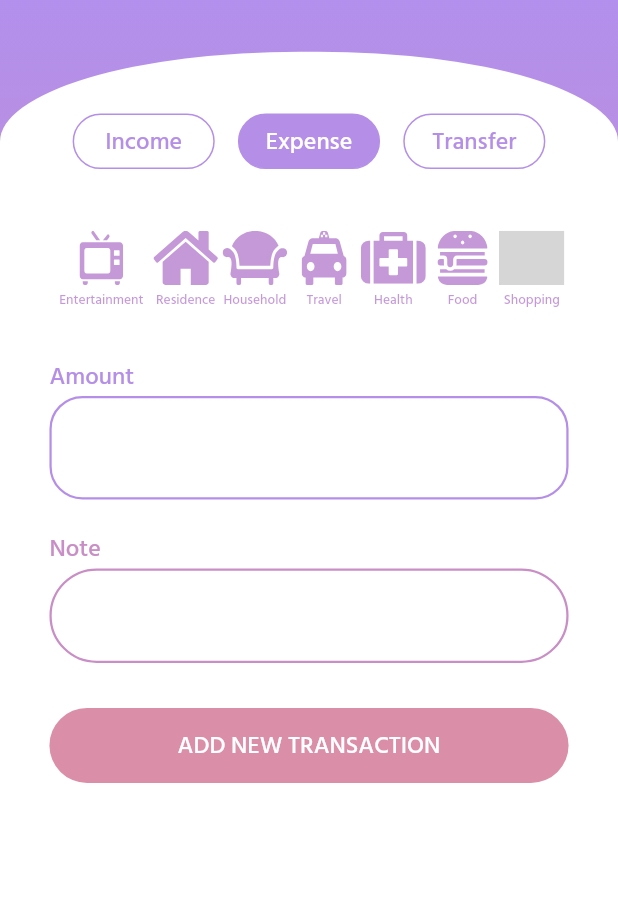
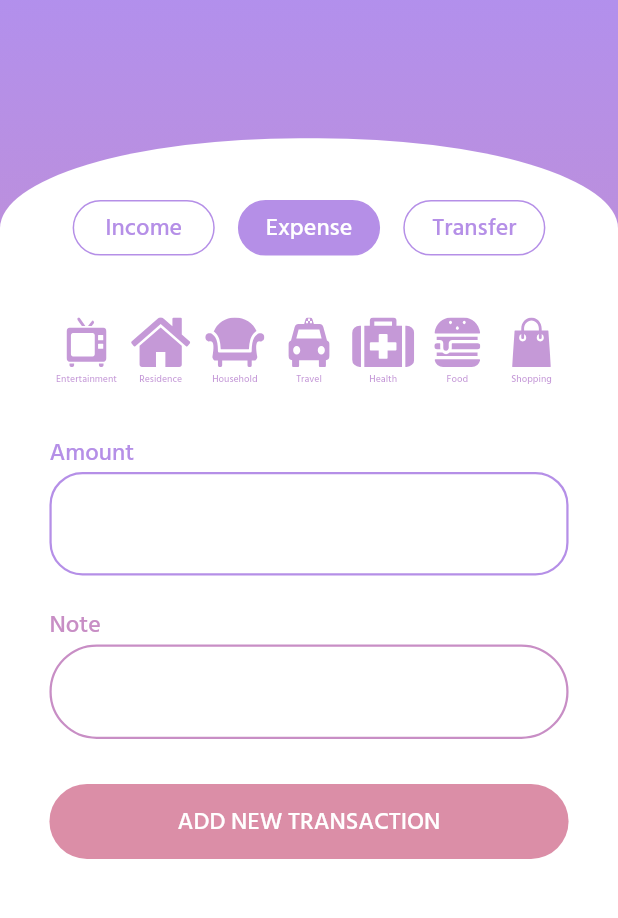
Before and after one commit to supawadee0789/goodwallet_app, a Flutter app: the ManualIncome screen opened directly with empty values, after a tap on "Expense", on a phone screen of 412 x 824 dp, the part 109-1027 px from its top. Run offline on Flutter 3.47's test engine with Material 2 defaults, Android fonts, the phone set to English and light mode, and no system bars; our stand-ins replace auto_size_text, carousel_slider, cloud_firestore, firebase_core, flutter_slidable, flutter_svg and 2 more; missing offline and left inert: flutter_page_transition, menu_button; accounts and stored records are empty; grey boxes are pictures that could not be loaded.

Commit message:
- add slide sign for class slider - fix checkType function - change height of wallet list

```diff
--- a/lib/Manual_income.dart
+++ b/lib/Manual_income.dart
@@ -45,7 +45,7 @@ class _ManualIncomeState extends State<ManualIncome> {
                     vertical: MediaQuery.of(context).size.height * 0.05,
                     horizontal: MediaQuery.of(context).size.width * 0.08),
                 alignment: Alignment.topCenter,
-                height: _screenHeight * 0.87,
+                height: _screenHeight * 0.8,
                 decoration: BoxDecoration(
                     color: Colors.white,
                     borderRadius:
--- a/lib/Wallet.dart
+++ b/lib/Wallet.dart
@@ -35,7 +35,7 @@ class _WalletState extends State<Wallet> {
               TotalCard(),
               Expanded(
                 child: Container(
-                  margin: EdgeInsets.only(top: 30, bottom: 50),
+                  margin: EdgeInsets.only(top: 30),
                   child: WalletList(),
                   width: MediaQuery.of(context).size.width * 0.83,
                 ),
--- a/lib/components/Manual_expense_component.dart
+++ b/lib/components/Manual_expense_component.dart
@@ -6,7 +6,7 @@ Widget expenseClass(type, title) {
   return Column(
     children: [
       Container(
-        height: 36,
+        height: 33,
         child: SvgPicture.asset(
           './images/$type.svg',
           color: Color(0xff8C35B1),
@@ -16,7 +16,7 @@ Widget expenseClass(type, title) {
       SizedBox(height: 3),
       Text(
         title,
-        style: TextStyle(color: Color(0xff8C35B1), fontSize: 9),
+        style: TextStyle(color: Color(0xff8C35B1), fontSize: 6.5),
       )
     ],
   );
@@ -76,7 +76,6 @@ class _ExpenseComponentState extends State<ExpenseComponent> {
             mainAxisAlignment: MainAxisAlignment.spaceEvenly,
             children: [
               Flexible(
-                flex: 2,
                 child: GestureDetector(
                   onTap: () {
                     setState(() {
@@ -170,7 +169,7 @@ class _ExpenseComponentState extends State<ExpenseComponent> {
                   child: AnimatedOpacity(
                     duration: Duration(milliseconds: 100),
                     opacity: _class == 7 ? 1 : 0.5,
-                    child: expenseClass('Daily use', 'Shopping'),
+                    child: expenseClass('Shopping', 'Shopping'),
                   ),
                 ),
               ),
```
Also changed, not shown: lib/CreateWallet.dart (+3 -28 lines), lib/SpeechConfirmation.dart (+37 -5 lines).
